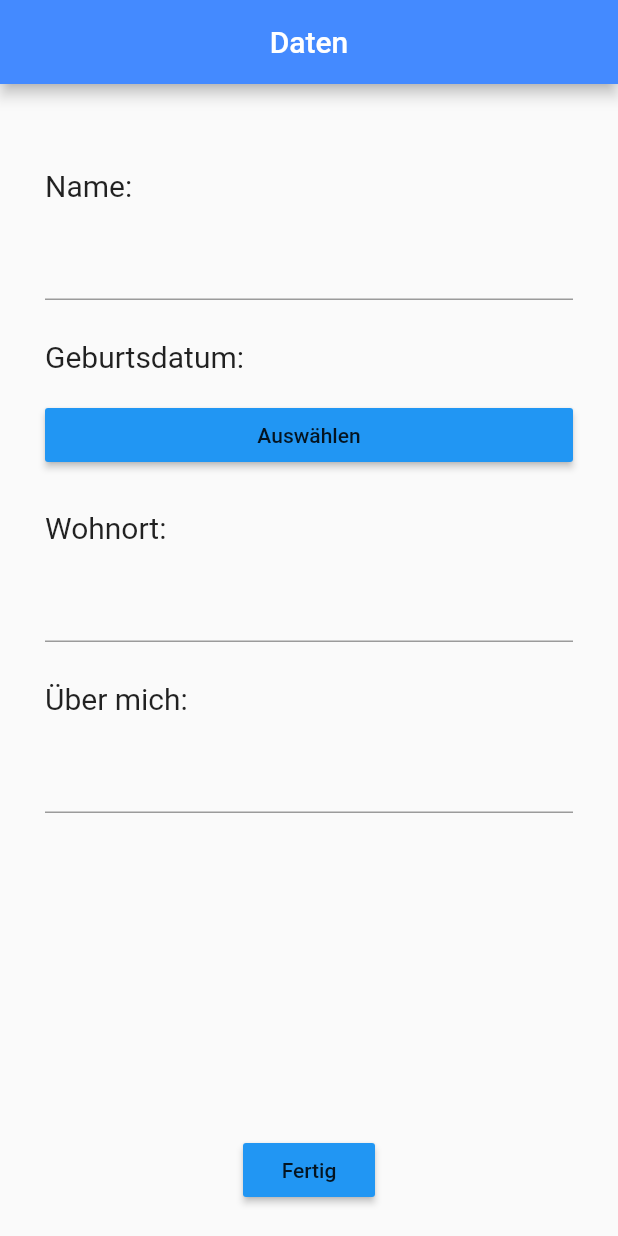
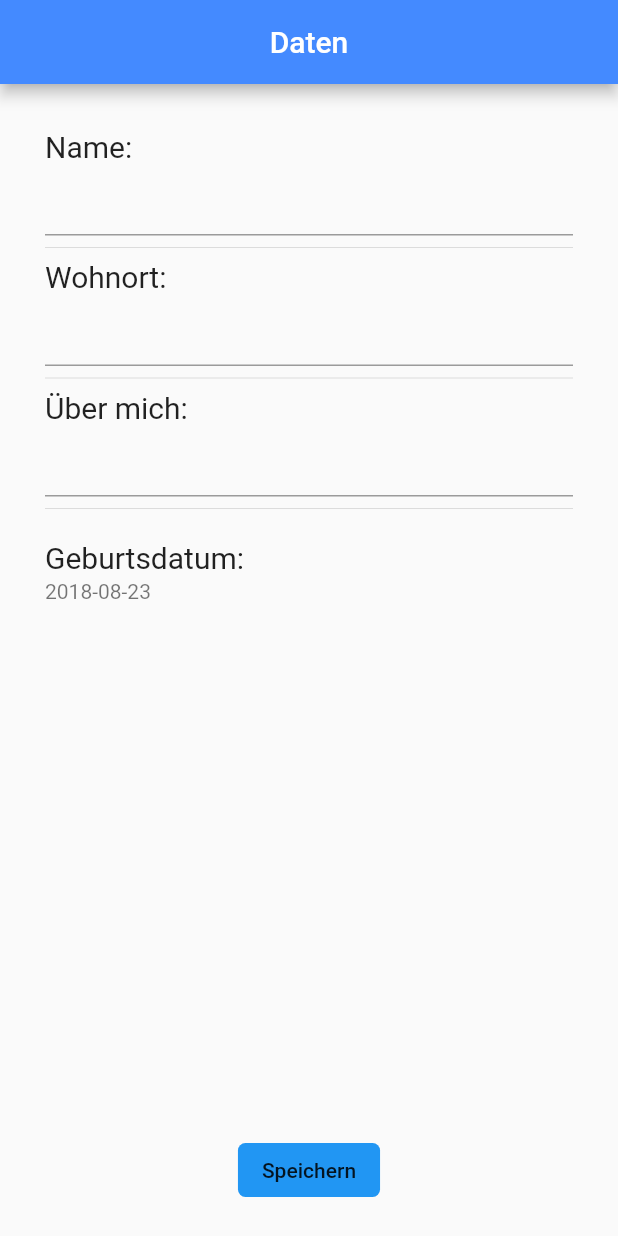
Before and after one commit to tth05/ErasmusDoc, a Flutter app: the screen it shows after launch, on a phone screen of 412 x 824 dp. Run offline on Flutter 3.47's test engine with Material 2 defaults, Android fonts, the phone set to English and light mode, and no system bars.

Commit message:
Added edit personal information button. Improved birthday selection

```diff
--- a/lib/main.dart
+++ b/lib/main.dart
@@ -8,6 +8,7 @@ import 'dart:async';
 import 'package:erasmus_app/screens/app_home/app_home.dart';
 import 'package:erasmus_app/screens/personal_info/personal_info.dart';
 import 'package:flutter/material.dart';
+import 'package:flutter_localizations/flutter_localizations.dart';
 
 void main() {
   Future.delayed(const Duration(seconds: 1));
@@ -27,6 +28,14 @@ class App extends StatelessWidget {
         primaryColor: Colors.blueAccent,
         buttonColor: Colors.blue,
       ),
+      localizationsDelegates: [
+        GlobalMaterialLocalizations.delegate,
+        GlobalWidgetsLocalizations.delegate,
+      ],
+      supportedLocales: [
+        const Locale('en', 'US'),
+        const Locale('de', 'DE'),
+      ],
     );
   }
 }
--- a/lib/screens/app_home/app_home.dart
+++ b/lib/screens/app_home/app_home.dart
@@ -13,7 +13,9 @@ class AppHomeState extends State<AppHomeScreen> {
   @override
   Widget build(BuildContext context) {
     return Scaffold(
-      appBar: AppBar(title: Text("Home"), centerTitle: true),
+      appBar: AppBar(title: Text("Home"),
+        centerTitle: true,
+        leading: IconButton(icon: Icon(Icons.person), onPressed: () => Navigator.of(context).pushNamed("/")),),
       body: Center(
         child: Column(
           mainAxisAlignment: MainAxisAlignment.center,
--- a/lib/screens/personal_info/personal_info.dart
+++ b/lib/screens/personal_info/personal_info.dart
@@ -7,33 +7,50 @@ import 'dart:async';
 
 import 'package:flutter/material.dart';
 
-class PersonalInfoScreen extends StatelessWidget {
-  var _fieldFont = TextStyle(fontSize: 15.0, color: Colors.black);
-  var _textFont = TextStyle(fontSize: 20.0);
+class PersonalInfoScreen extends StatefulWidget {
+  @override
+  State<StatefulWidget> createState() => PersonalInfoScreenState();
+}
+
+class PersonalInfoScreenState extends State<PersonalInfoScreen> {
+  final _fieldFont = TextStyle(fontSize: 15.0, color: Colors.black);
+  final _textFont = TextStyle(fontSize: 20.0);
+
+  final _formKey = GlobalKey<FormState>();
+
+  var _savedDate = DateTime.now();
 
   Widget buildTitle(String title) {
-    return ListTile(
-      contentPadding: EdgeInsets.only(top: 10.0),
-      title: Text(
+    return Text(
       title,
       style: _textFont,
-      ),
     );
   }
 
   Widget buildTextField() {
-    return TextField(
+    return TextFormField(
       style: _fieldFont,
+      validator: (s) {
+        if (s.isEmpty) {
+          return "Bitte fülle dieses Feld aus.";
+        }
+      },
     );
   }
 
   Future<DateTime> waitForDatePicker(BuildContext context) {
     return showDatePicker(
         context: context,
-        initialDate: DateTime.now(),
+        locale: Locale("de"),
+        initialDate: _savedDate,
         firstDate: DateTime(1900),
         lastDate: DateTime.now(),
         initialDatePickerMode: DatePickerMode.year);
+  }
+
+  @override
+  void dispose() {
+    super.dispose();
   }
 
   @override
@@ -43,40 +60,59 @@ class PersonalInfoScreen extends StatelessWidget {
         title: Text("Daten"),
         centerTitle: true,
       ),
-      body: Container(
+      body: Form(
+        key: _formKey,
+        child: Container(
           padding: EdgeInsets.all(20.0),
-        child: Column(children: <Widget>[
+          child: Column(
+            children: <Widget>[
               Flexible(
                 child: ListView(
                   padding: EdgeInsets.only(left: 10.0, top: 10.0, right: 10.0),
                   children: <Widget>[
                     buildTitle("Name:"),
                     buildTextField(),
-                buildTitle("Geburtsdatum:"),
-                RaisedButton(
-                  child: Text("Auswählen"),
-                  color: Theme.of(context).buttonColor,
-                  splashColor: Colors.lightBlueAccent,
-                  onPressed: () {
+                    Divider(),
+                    buildTitle("Wohnort:"),
+                    buildTextField(),
+                    Divider(),
+                    buildTitle("Über mich:"),
+                    buildTextField(),
+                    Divider(),
+                    ListTile(
+                      title: buildTitle("Geburtsdatum:"),
+                      subtitle: Text(_savedDate.toString().substring(0, 10)),
+                      contentPadding: EdgeInsets.all(0.0),
+                      onTap: () {
                         Future<DateTime> result = waitForDatePicker(context);
                         if (result == null) return;
-                    result.then((dateTime) => print(dateTime));
+                        result.then((dateTime) {
+                          if (dateTime == null) return;
+                          setState(() {
+                            _savedDate = dateTime;
+                          });
+                        });
                       },
                     ),
-                buildTitle("Wohnort:"),
-                buildTextField(),
-                buildTitle("Über mich:"),
-                buildTextField(),
                   ],
                 ),
               ),
-          RaisedButton(
-            child: Text("Fertig"),
-            color: Theme.of(context).buttonColor,
+              FlatButton(
+                child: Text("Speichern"),
+                color: Theme
+                    .of(context)
+                    .buttonColor,
                 splashColor: Colors.lightBlueAccent,
-            onPressed: () => Navigator.of(context).pushReplacementNamed("/home"),
+                shape: RoundedRectangleBorder(borderRadius: BorderRadius.all(Radius.circular(5.0))),
+                onPressed: () {
+                  if (_formKey.currentState.validate()) {
+                    Navigator.of(context).pushReplacementNamed("/home");
+                  }
+                },
               ),
-        ]),
+            ],
+          ),
+        ),
       ),
     );
   }
--- a/pubspec.yaml
+++ b/pubspec.yaml
@@ -3,6 +3,8 @@ description: A new Flutter project.
 
 dependencies:
   flutter:
+    sdk: flutter
+  flutter_localizations:
     sdk: flutter
 
   # The following adds the Cupertino Icons font to your application.
```
Lines whose indentation alone changed are shown as unchanged.
